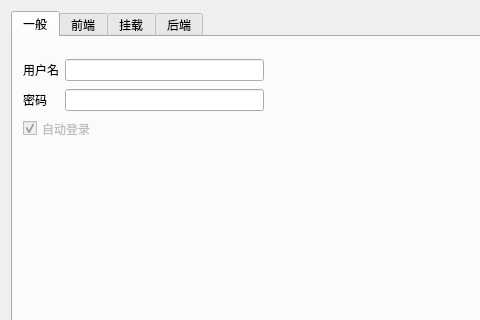
Before: the Qt Designer form src/frontend/ui/settings.ui in Xinkai/XwareDesktop, drawn with Qt 5; both pictures show x 0 to 480 and y 0 to 320 of the 843 by 677 pixel window.
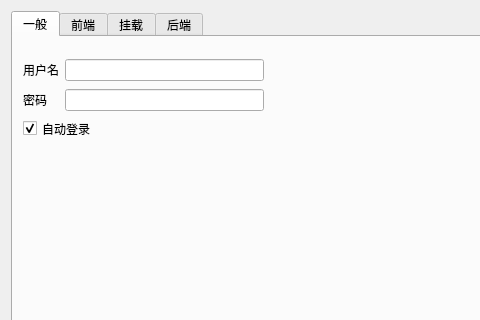
After: the same form once the commit is applied. Icons and pictures are not drawn.

Patch:
```diff
--- a/src/frontend/ui/settings.ui
+++ b/src/frontend/ui/settings.ui
@@ -32,7 +32,7 @@
       </attribute>
       <widget class="QCheckBox" name="checkBox_autoLogin">
        <property name="enabled">
-        <bool>false</bool>
+        <bool>true</bool>
        </property>
        <property name="geometry">
         <rect>
```
